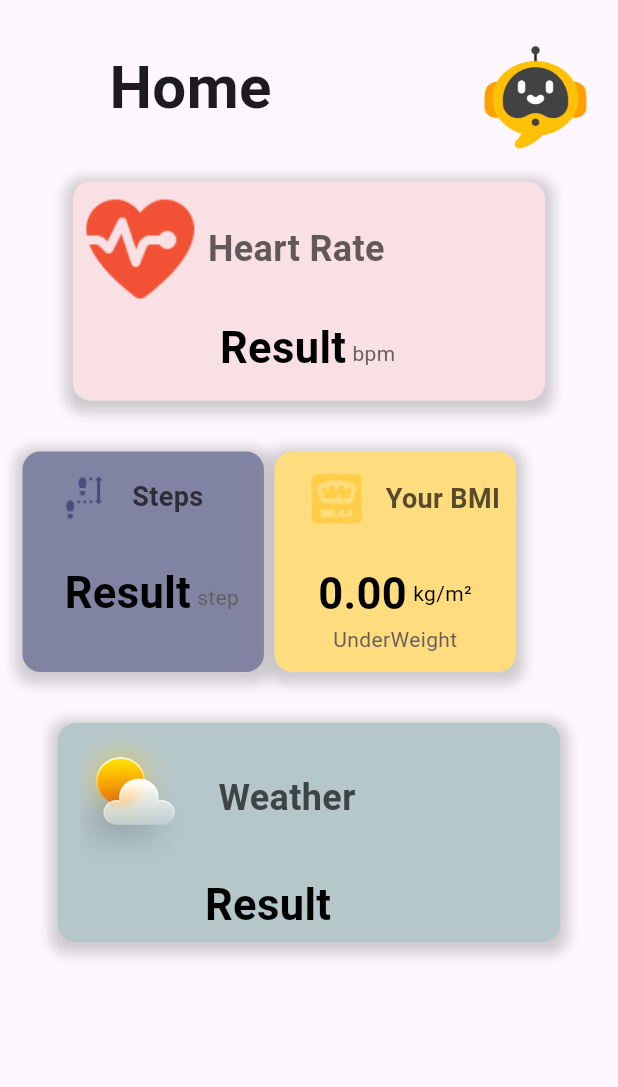
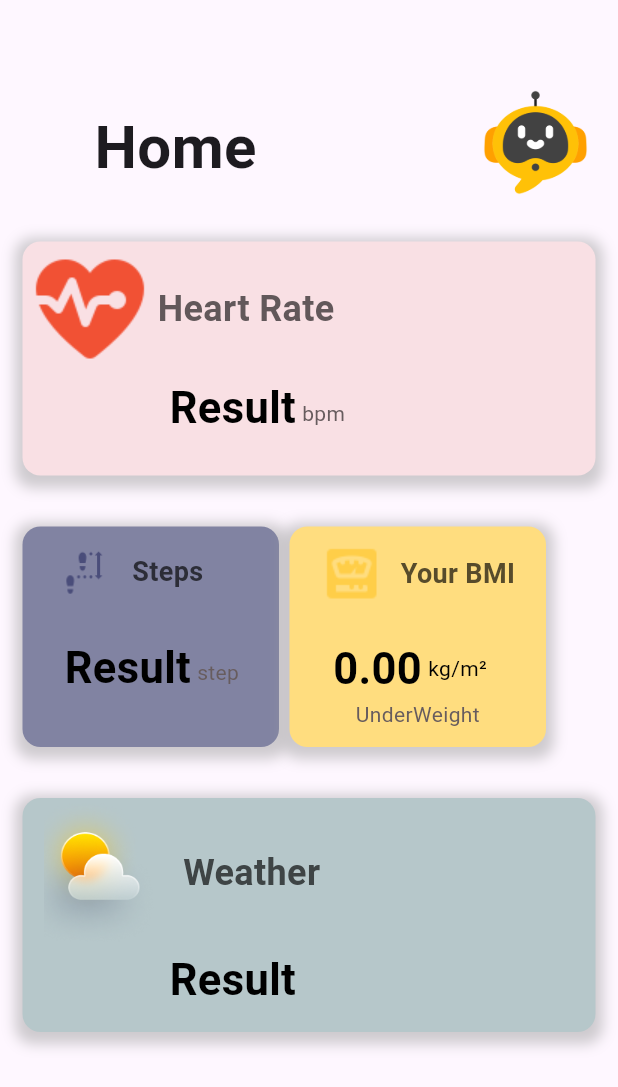
Before and after one commit to RamaTobbo/flutter1, a Flutter app: the Homepage screen opened directly, on a phone screen of 412 x 824 dp. Shown: the top 1087 px of the screen. Run offline on Flutter 3.47's test engine with Material 3 defaults, Android fonts, the phone set to English and light mode, and no system bars; our stand-ins replace audioplayers, chat_bubbles, cloud_firestore, dots_indicator, firebase_core, firebase_messaging and 17 more; missing offline and left inert: jumping_dot, mobile_scanner; accounts and stored records are empty.

Commit message:
Initial commit

```diff
--- a/lib/screens/HomePage.dart
+++ b/lib/screens/HomePage.dart
@@ -96,7 +96,7 @@ class _HomepageState extends State<Homepage> {
                 child: Column(
                   children: [
                     Padding(
-                      padding: const EdgeInsets.only(right: 158.0, top: 20),
+                      padding: const EdgeInsets.only(right: 178.0, top: 60),
                       child: Text(
                         'Home',
                         style: GoogleFonts.roboto(
@@ -114,8 +114,8 @@ class _HomepageState extends State<Homepage> {
                                   builder: (ctx) => const Heartrate()));
                         },
                         child: Container(
-                          width: 315,
-                          height: 146,
+                          width: 415,
+                          height: 156,
                           decoration: BoxDecoration(
                             borderRadius: BorderRadius.circular(12),
                             color: const Color(0xFFf9e0e4),
@@ -181,7 +181,7 @@ class _HomepageState extends State<Homepage> {
                         children: [
                           InkWell(
                             child: Container(
-                              width: 161,
+                              width: 171,
                               height: 147,
                               padding: const EdgeInsets.all(8),
                               decoration: BoxDecoration(
@@ -252,7 +252,7 @@ class _HomepageState extends State<Homepage> {
                           ),
                           InkWell(
                             child: Container(
-                              width: 161,
+                              width: 171,
                               height: 147,
                               padding: const EdgeInsets.all(9),
                               decoration: BoxDecoration(
@@ -331,8 +331,8 @@ class _HomepageState extends State<Homepage> {
                       child: InkWell(
                         onTap: () {},
                         child: Container(
-                          width: 335,
-                          height: 146,
+                          width: 415,
+                          height: 156,
                           decoration: BoxDecoration(
                             borderRadius: BorderRadius.circular(12),
                             color: const Color(0xFFb6c7ca),
@@ -397,7 +397,7 @@ class _HomepageState extends State<Homepage> {
             ),
           ),
           Positioned(
-            top: 30,
+            top: 60,
             right: 20,
             child: InkWell(
               onTap: () {
```
